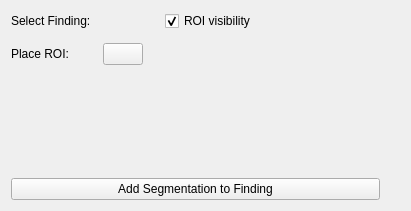
Old version of the form Resources/UI/qSlicerLongitudinalPETCTFindingSelectionWidget.ui in the repository paulcm/LongitudinalPETCT.
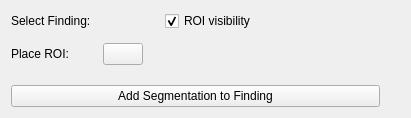
New version of the form. Icons and pictures are not drawn. Custom widgets are drawn as their Qt base class.

Commit message: ENH: ROI tooltip enhancement

```diff
--- a/Resources/UI/qSlicerLongitudinalPETCTFindingSelectionWidget.ui
+++ b/Resources/UI/qSlicerLongitudinalPETCTFindingSelectionWidget.ui
@@ -7,7 +7,7 @@
     <x>0</x>
     <y>0</y>
     <width>411</width>
-    <height>211</height>
+    <height>118</height>
    </rect>
   </property>
   <property name="windowTitle">
```
Left out of the diff: 2 changed lines with no effect on the pictures.
